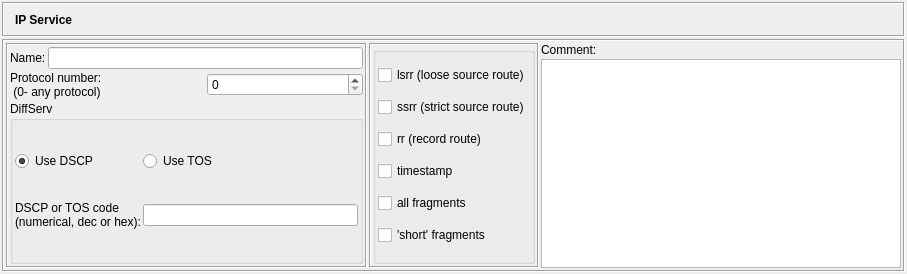
fwbuilder/fwbuilder, file src/gui/ipservicedialog_q.ui: the form before one commit.
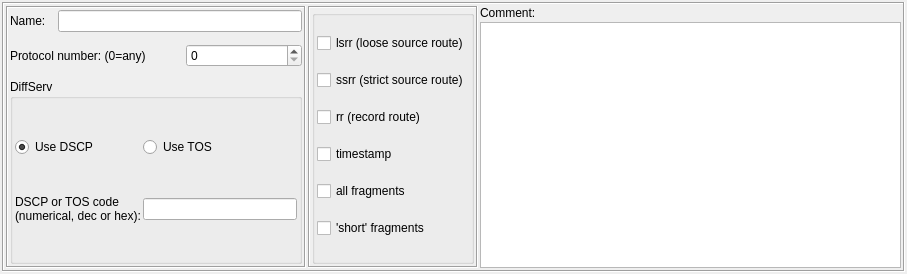
The form after the commit. Icons and pictures are not drawn.

Commit message: fixes #491, #501 dialog layout fixes to make them look more consistent, using widget promotion feature in Designer to build stack of editor dialogs in the bottom panel of the main window instead of building them at run time

What changed in the file:
```diff
--- a/src/gui/ipservicedialog_q.ui
+++ b/src/gui/ipservicedialog_q.ui
@@ -33,26 +33,8 @@
      <property name="spacing" >
       <number>2</number>
      </property>
-     <property name="margin" >
-      <number>0</number>
-     </property>
      <item>
-      <widget class="QFrame" name="frame3" >
-       <property name="sizePolicy" >
-        <sizepolicy vsizetype="Fixed" hsizetype="Preferred" >
-         <horstretch>0</horstretch>
-         <verstretch>0</verstretch>
-        </sizepolicy>
-       </property>
-       <property name="minimumSize" >
-        <size>
-         <width>16</width>
-         <height>35</height>
-        </size>
-       </property>
-       <property name="autoFillBackground" >
-        <bool>true</bool>
-       </property>
+      <widget class="QFrame" name="frame7" >
        <property name="frameShape" >
         <enum>QFrame::Box</enum>
        </property>
@@ -60,58 +42,26 @@
         <enum>QFrame::Sunken</enum>
        </property>
        <layout class="QGridLayout" >
-        <property name="margin" >
-         <number>2</number>
-        </property>
-        <property name="spacing" >
-         <number>2</number>
-        </property>
-        <item row="0" column="2" >
-         <widget class="QLabel" name="editorTitle" >
-          <property name="font" >
-           <font>
-            <weight>75</weight>
-            <bold>true</bold>
-           </font>
-          </property>
-          <property name="text" >
-           <string>IP Service</string>
-          </property>
-          <property name="wordWrap" >
-           <bool>false</bool>
-          </property>
-         </widget>
-        </item>
-        <item row="0" column="1" >
-         <widget class="QLabel" name="label" >
+        <item rowspan="2" row="0" column="0" >
+         <widget class="QFrame" name="frame35" >
           <property name="sizePolicy" >
-           <sizepolicy vsizetype="Preferred" hsizetype="Maximum" >
+           <sizepolicy vsizetype="Preferred" hsizetype="Fixed" >
             <horstretch>0</horstretch>
             <verstretch>0</verstretch>
            </sizepolicy>
           </property>
-          <property name="text" >
-           <string/>
+          <property name="minimumSize" >
+           <size>
+            <width>300</width>
+            <height>0</height>
+           </size>
           </property>
-          <property name="pixmap" >
-           <pixmap resource="MainRes.qrc" >:/Icons/IPService/icon</pixmap>
+          <property name="maximumSize" >
+           <size>
+            <width>300</width>
+            <height>16777215</height>
+           </size>
           </property>
-         </widget>
-        </item>
-       </layout>
-      </widget>
-     </item>
-     <item>
-      <widget class="QFrame" name="frame7" >
-       <property name="frameShape" >
-        <enum>QFrame::Box</enum>
-       </property>
-       <property name="frameShadow" >
-        <enum>QFrame::Sunken</enum>
-       </property>
-       <layout class="QGridLayout" >
-        <item rowspan="2" row="0" column="0" >
-         <widget class="QFrame" name="frame35" >
           <property name="frameShape" >
            <enum>QFrame::Box</enum>
           </property>
@@ -119,6 +69,9 @@
            <enum>QFrame::Sunken</enum>
           </property>
           <layout class="QGridLayout" >
+           <property name="spacing" >
+            <number>12</number>
+           </property>
            <item row="0" column="0" >
             <widget class="QLabel" name="textLabel1" >
              <property name="text" >
@@ -148,8 +101,7 @@
            <item row="1" column="0" colspan="2" >
             <widget class="QLabel" name="textLabel3" >
              <property name="text" >
-              <string>Protocol number:
- (0- any protocol)</string>
+              <string>Protocol number: (0=any)</string>
              </property>
              <property name="wordWrap" >
               <bool>false</bool>
```
The commit also changes 49 other files.
